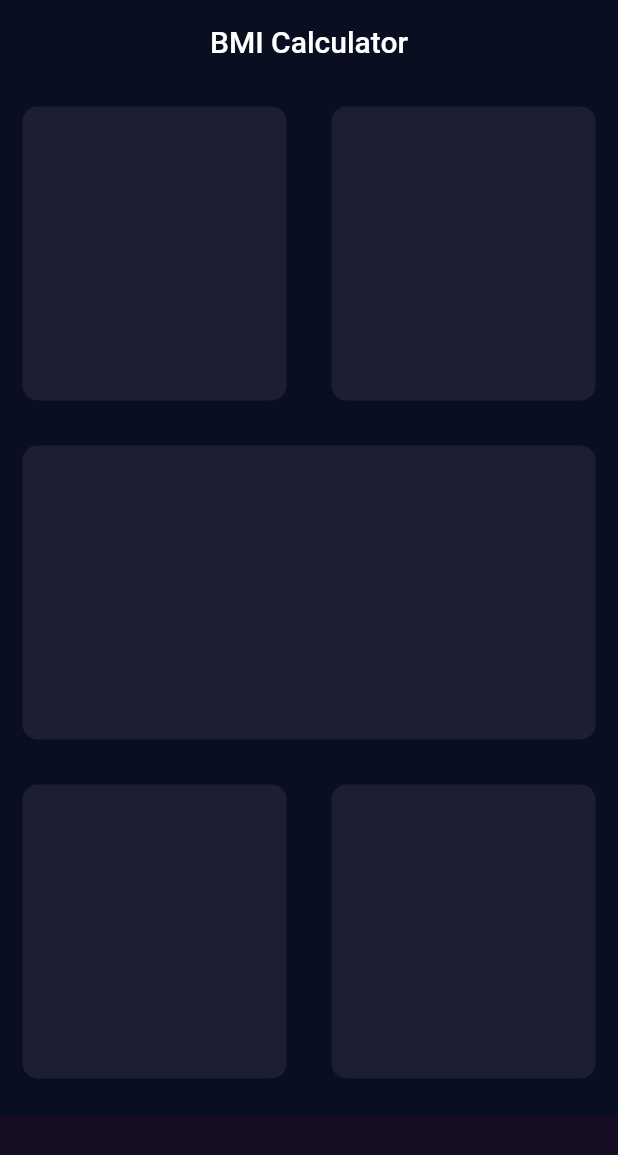
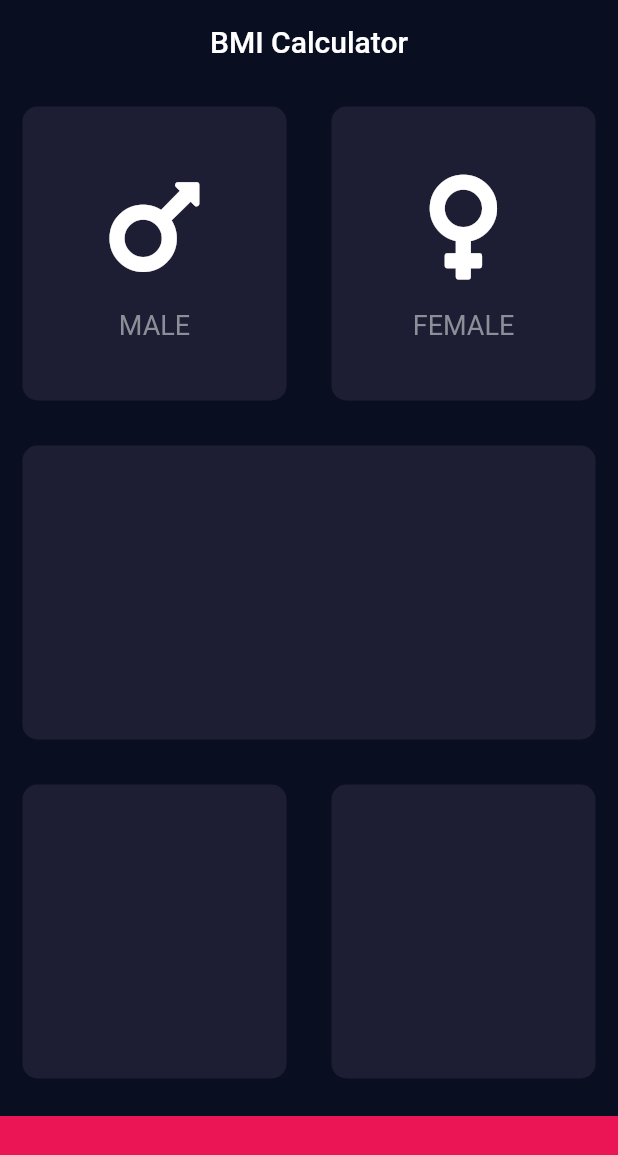
Before and after one commit to zainahmed0597/flutter_bmi_calculator, a Flutter app: the screen it shows after launch, on a phone screen of 412 x 824 dp. Shown: the top 1155 px of the screen. Run offline on Flutter 3.47's test engine with Material 2 defaults, Android fonts, the phone set to English and light mode, and no system bars; our stand-ins replace font_awesome_flutter.

Commit message:
to do more simple the code.

```diff
--- /dev/null
+++ b/lib/icon_content.dart
@@ -0,0 +1,31 @@
+import 'package:flutter/material.dart';
+
+class IconContent extends StatelessWidget {
+  IconContent({this.icon, this.label});
+
+  final IconData icon;
+  final String label;
+
+  @override
+  Widget build(BuildContext context) {
+    return Column(
+      mainAxisAlignment: MainAxisAlignment.center,
+      children: <Widget>[
+        Icon(
+          icon,
+          size: 80.0,
+        ),
+        SizedBox(
+          height: 15.0,
+        ),
+        Text(
+          label,
+          style: TextStyle(
+            fontSize: 18.0,
+            color: Color(0xFF8D8E98),
+          ),
+        ),
+      ],
+    );
+  }
+}
--- a/lib/input_page.dart
+++ b/lib/input_page.dart
@@ -1,5 +1,12 @@
 import 'package:flutter/cupertino.dart';
 import 'package:flutter/material.dart';
+import 'reusable_card.dart';
+import 'icon_content.dart';
+import 'package:font_awesome_flutter/font_awesome_flutter.dart';
+
+const bottomContainerHeight = 80.0;
+const activeCardColour = Color(0xFF1D1E33);
+const bottomContainerColor = Color(0xFFEB1555);
 
 class InputPage extends StatefulWidget {
   @override
@@ -22,19 +29,27 @@ class _InputPageState extends State<InputPage> {
             children: <Widget>[
               Expanded(
                 child: ReusableCard(
-                  colour: Color(0xFF1D1E33),
+                  colour: activeCardColour,
+                  cardChild: IconContent(
+                    icon: FontAwesomeIcons.mars,
+                    label: 'MALE',
+                  ),
                 ),
               ),
               Expanded(
                 child: ReusableCard(
-                  colour: Color(0xFF1D1E33),
+                  colour: activeCardColour,
+                  cardChild: IconContent(
+                    icon: FontAwesomeIcons.venus,
+                    label: 'FEMALE',
+                  ),
                 ),
               ),
             ],
           )),
           Expanded(
             child: ReusableCard(
-              colour: Color(0xFF1D1E33),
+              colour: activeCardColour,
             ),
           ),
           Expanded(
@@ -42,41 +57,24 @@ class _InputPageState extends State<InputPage> {
             children: <Widget>[
               Expanded(
                 child: ReusableCard(
-                  colour: Color(0xFF1D1E33),
+                  colour: activeCardColour,
                 ),
               ),
               Expanded(
                 child: ReusableCard(
-                  colour: Color(0xFF1D1E33),
+                  colour: activeCardColour,
                 ),
               ),
             ],
           )),
           Container(
-            color: Color(0xFFB1555),
+            color: bottomContainerColor,
             margin: EdgeInsets.only(top: 10.0),
             width: double.infinity,
-            height: 80.0,
+            height: bottomContainerHeight,
           ),
         ],
       ),
     );
   }
 }
-
-class ReusableCard extends StatelessWidget {
-  ReusableCard({@required this.colour});
-
-  final Color colour;
-
-  @override
-  Widget build(BuildContext context) {
-    return Container(
-      margin: EdgeInsets.all(15.0),
-      decoration: BoxDecoration(
-        borderRadius: BorderRadius.circular(10.0),
-        color: Color(0xFF1D1E33),
-      ),
-    );
-  }
-}
--- /dev/null
+++ b/lib/reusable_card.dart
@@ -0,0 +1,20 @@
+import 'package:flutter/material.dart';
+
+class ReusableCard extends StatelessWidget {
+  ReusableCard({@required this.colour, this.cardChild});
+
+  final Color colour;
+  final Widget cardChild;
+
+  @override
+  Widget build(BuildContext context) {
+    return Container(
+      child: cardChild,
+      margin: EdgeInsets.all(15.0),
+      decoration: BoxDecoration(
+        borderRadius: BorderRadius.circular(10.0),
+        color: Color(0xFF1D1E33),
+      ),
+    );
+  }
+}
--- a/pubspec.yaml
+++ b/pubspec.yaml
@@ -11,6 +11,7 @@ dependencies:
     sdk: flutter
 
   cupertino_icons: ^0.1.2
+  font_awesome_flutter: ^8.4.0
 
 dev_dependencies:
   flutter_test:
```
Also changed, not shown: pubspec.lock.
